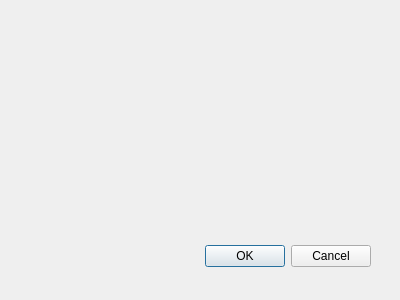
The window that drom_parser.ui (GolovinEasyWin/parser) describes before a commit, drawn with Qt 5.
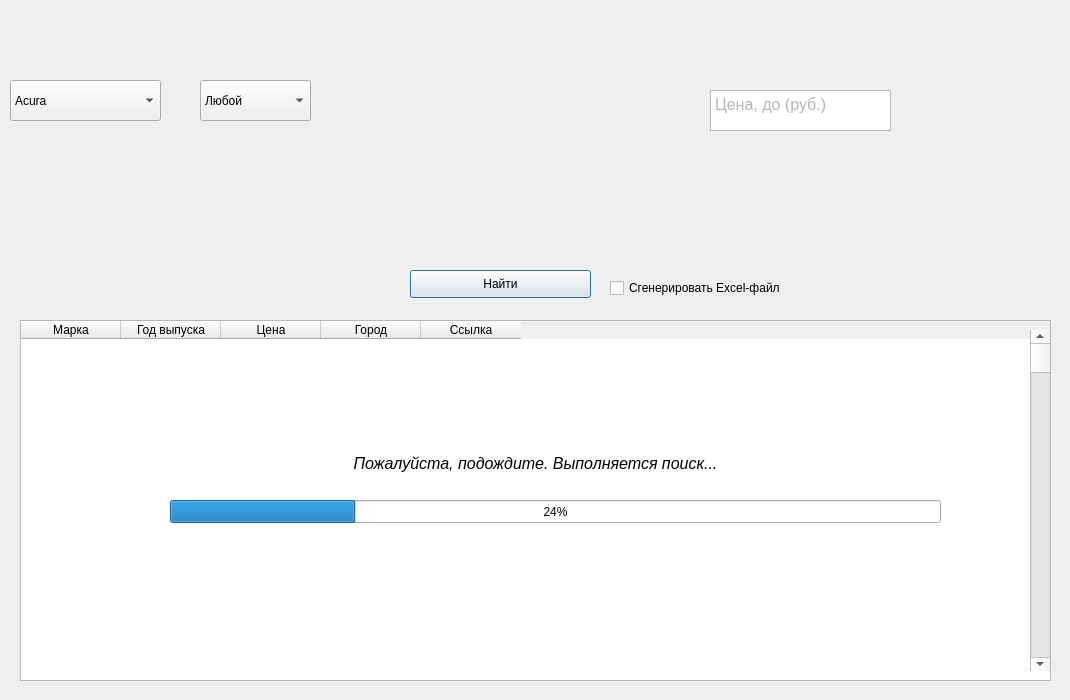
The same window after the commit. Icons and pictures are not drawn.

Commit message: Make searchButton for start searching Make checkbox for Excel or not

Diff of the .ui file:
```diff
--- a/drom_parser.ui
+++ b/drom_parser.ui
@@ -6,27 +6,339 @@
    <rect>
     <x>0</x>
     <y>0</y>
-    <width>400</width>
-    <height>300</height>
+    <width>1070</width>
+    <height>700</height>
    </rect>
   </property>
   <property name="windowTitle">
    <string>Dialog</string>
   </property>
-  <widget class="QDialogButtonBox" name="buttonBox">
+  <property name="sizeGripEnabled">
+   <bool>false</bool>
+  </property>
+  <widget class="QCheckBox" name="checkBox">
    <property name="geometry">
     <rect>
-     <x>30</x>
-     <y>240</y>
-     <width>341</width>
-     <height>32</height>
+     <x>610</x>
+     <y>280</y>
+     <width>201</width>
+     <height>16</height>
+    </rect>
+   </property>
+   <property name="text">
+    <string>Сгенерировать Excel-файл</string>
+   </property>
+  </widget>
+  <widget class="QTableWidget" name="tableWidget">
+   <property name="geometry">
+    <rect>
+     <x>20</x>
+     <y>320</y>
+     <width>1031</width>
+     <height>361</height>
+    </rect>
+   </property>
+   <property name="layoutDirection">
+    <enum>Qt::LeftToRight</enum>
+   </property>
+   <property name="styleSheet">
+    <string notr="true">background-image: url();</string>
+   </property>
+   <column>
+    <property name="text">
+     <string>Марка</string>
+    </property>
+   </column>
+   <column>
+    <property name="text">
+     <string>Год выпуска</string>
+    </property>
+   </column>
+   <column>
+    <property name="text">
+     <string>Цена</string>
+    </property>
+   </column>
+   <column>
+    <property name="text">
+     <string>Город</string>
+    </property>
+   </column>
+   <column>
+    <property name="text">
+     <string>Ссылка</string>
+    </property>
+   </column>
+  </widget>
+  <widget class="QPushButton" name="searchButton">
+   <property name="geometry">
+    <rect>
+     <x>410</x>
+     <y>270</y>
+     <width>181</width>
+     <height>28</height>
+    </rect>
+   </property>
+   <property name="text">
+    <string>Найти</string>
+   </property>
+  </widget>
+  <widget class="QProgressBar" name="progressBar">
+   <property name="geometry">
+    <rect>
+     <x>170</x>
+     <y>500</y>
+     <width>771</width>
+     <height>23</height>
+    </rect>
+   </property>
+   <property name="value">
+    <number>24</number>
+   </property>
+  </widget>
+  <widget class="QTextBrowser" name="textBrowser">
+   <property name="geometry">
+    <rect>
+     <x>300</x>
+     <y>450</y>
+     <width>471</width>
+     <height>41</height>
+    </rect>
+   </property>
+   <property name="styleSheet">
+    <string notr="true">border: none;</string>
+   </property>
+   <property name="html">
+    <string>&lt;!DOCTYPE HTML PUBLIC &quot;-//W3C//DTD HTML 4.0//EN&quot; &quot;http://www.w3.org/TR/REC-html40/strict.dtd&quot;&gt;
+&lt;html&gt;&lt;head&gt;&lt;meta name=&quot;qrichtext&quot; content=&quot;1&quot; /&gt;&lt;style type=&quot;text/css&quot;&gt;
+p, li { white-space: pre-wrap; }
+&lt;/style&gt;&lt;/head&gt;&lt;body style=&quot; font-family:'MS Shell Dlg 2'; font-size:7.8pt; font-weight:400; font-style:normal;&quot;&gt;
+&lt;p align=&quot;center&quot; style=&quot; margin-top:0px; margin-bottom:0px; margin-left:0px; margin-right:0px; -qt-block-indent:0; text-indent:0px;&quot;&gt;&lt;span style=&quot; font-size:12pt; font-style:italic;&quot;&gt;Пожалуйста, подождите. Выполняется поиск...&lt;/span&gt;&lt;/p&gt;&lt;/body&gt;&lt;/html&gt;</string>
+   </property>
+  </widget>
+  <widget class="QComboBox" name="comboBox">
+   <property name="geometry">
+    <rect>
+     <x>10</x>
+     <y>80</y>
+     <width>151</width>
+     <height>41</height>
+    </rect>
+   </property>
+   <item>
+    <property name="text">
+     <string>Acura</string>
+    </property>
+   </item>
+   <item>
+    <property name="text">
+     <string>Audi</string>
+    </property>
+   </item>
+  </widget>
+  <widget class="QComboBox" name="comboBox_2">
+   <property name="geometry">
+    <rect>
+     <x>200</x>
+     <y>80</y>
+     <width>111</width>
+     <height>41</height>
+    </rect>
+   </property>
+   <item>
+    <property name="text">
+     <string>Любой</string>
+    </property>
+   </item>
+   <item>
+    <property name="text">
+     <string>2020</string>
+    </property>
+   </item>
+   <item>
+    <property name="text">
+     <string>2019</string>
+    </property>
+   </item>
+   <item>
+    <property name="text">
+     <string>2018</string>
+    </property>
+   </item>
+   <item>
+    <property name="text">
+     <string>2017</string>
+    </property>
+   </item>
+   <item>
+    <property name="text">
+     <string>2016</string>
+    </property>
+   </item>
+   <item>
+    <property name="text">
+     <string>2015</string>
+    </property>
+   </item>
+   <item>
+    <property name="text">
+     <string>2014</string>
+    </property>
+   </item>
+   <item>
+    <property name="text">
+     <string>2013</string>
+    </property>
+   </item>
+   <item>
+    <property name="text">
+     <string>2012</string>
+    </property>
+   </item>
+   <item>
+    <property name="text">
+     <string>2011</string>
+    </property>
+   </item>
+   <item>
+    <property name="text">
+     <string>2010</string>
+    </property>
+   </item>
+   <item>
+    <property name="text">
+     <string>2009</string>
+    </property>
+   </item>
+   <item>
+    <property name="text">
+     <string>2008</string>
+    </property>
+   </item>
+   <item>
+    <property name="text">
+     <string>2007</string>
+    </property>
+   </item>
+   <item>
+    <property name="text">
+     <string>2006</string>
+    </property>
+   </item>
+   <item>
+    <property name="text">
+     <string>2005</string>
+    </property>
+   </item>
+   <item>
+    <property name="text">
+     <string>2004</string>
+    </property>
+   </item>
+   <item>
+    <property name="text">
+     <string>2003</string>
+    </property>
+   </item>
+   <item>
+    <property name="text">
+     <string>2002</string>
+    </property>
+   </item>
+   <item>
+    <property name="text">
+     <string>2001</string>
+    </property>
+   </item>
+   <item>
+    <property name="text">
+     <string>2000</string>
+    </property>
+   </item>
+   <item>
+    <property name="text">
+     <string>1999</string>
+    </property>
+   </item>
+   <item>
+    <property name="text">
+     <string>1998</string>
+    </property>
+   </item>
+   <item>
+    <property name="text">
+     <string>1997</string>
+    </property>
+   </item>
+   <item>
+    <property name="text">
+     <string>1996</string>
+    </property>
+   </item>
+   <item>
+    <property name="text">
+     <string>1995</string>
+    </property>
+   </item>
+   <item>
+    <property name="text">
+     <string>1994</string>
+    </property>
+   </item>
+   <item>
+    <property name="text">
+     <string>1993</string>
+    </property>
+   </item>
+   <item>
+    <property name="text">
+     <string>1992</string>
+    </property>
+   </item>
+   <item>
+    <property name="text">
+     <string>1991</string>
+    </property>
+   </item>
+   <item>
+    <property name="text">
+     <string>1990</string>
+    </property>
+   </item>
+   <item>
+    <property name="text">
+     <string>1989</string>
+    </property>
+   </item>
+  </widget>
+  <widget class="QScrollBar" name="verticalScrollBar">
+   <property name="geometry">
+    <rect>
+     <x>1030</x>
+     <y>330</y>
+     <width>20</width>
+     <height>341</height>
     </rect>
    </property>
    <property name="orientation">
-    <enum>Qt::Horizontal</enum>
+    <enum>Qt::Vertical</enum>
    </property>
-   <property name="standardButtons">
-    <set>QDialogButtonBox::Cancel|QDialogButtonBox::Ok</set>
+  </widget>
+  <widget class="QTextEdit" name="textEdit">
+   <property name="geometry">
+    <rect>
+     <x>710</x>
+     <y>90</y>
+     <width>181</width>
+     <height>41</height>
+    </rect>
+   </property>
+   <property name="html">
+    <string>&lt;!DOCTYPE HTML PUBLIC &quot;-//W3C//DTD HTML 4.0//EN&quot; &quot;http://www.w3.org/TR/REC-html40/strict.dtd&quot;&gt;
+&lt;html&gt;&lt;head&gt;&lt;meta name=&quot;qrichtext&quot; content=&quot;1&quot; /&gt;&lt;style type=&quot;text/css&quot;&gt;
+p, li { white-space: pre-wrap; }
+&lt;/style&gt;&lt;/head&gt;&lt;body style=&quot; font-family:'MS Shell Dlg 2'; font-size:7.8pt; font-weight:400; font-style:normal;&quot;&gt;
+&lt;p style=&quot; margin-top:0px; margin-bottom:0px; margin-left:0px; margin-right:0px; -qt-block-indent:0; text-indent:0px;&quot;&gt;&lt;span style=&quot; font-size:12pt; color:#b6b6b6;&quot;&gt;Цена, до (руб.)&lt;/span&gt;&lt;/p&gt;&lt;/body&gt;&lt;/html&gt;</string>
    </property>
   </widget>
  </widget>
```
Left out of the diff: 35 changed lines with no effect on the pictures. The commit also changes 4 other files.
